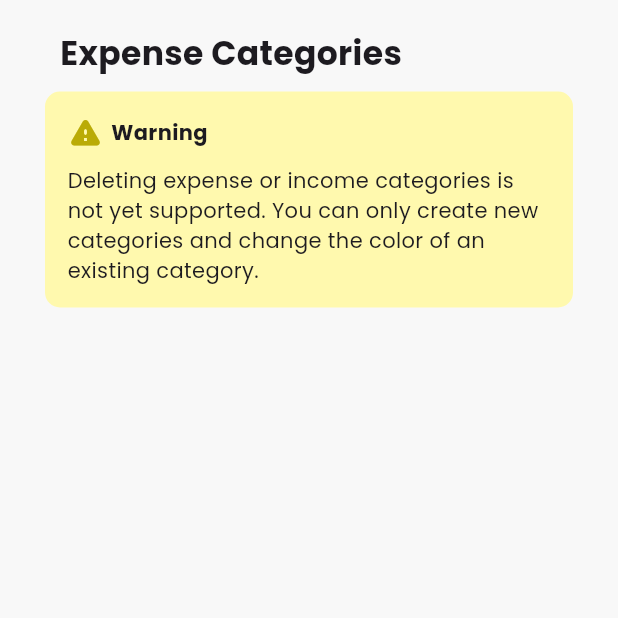
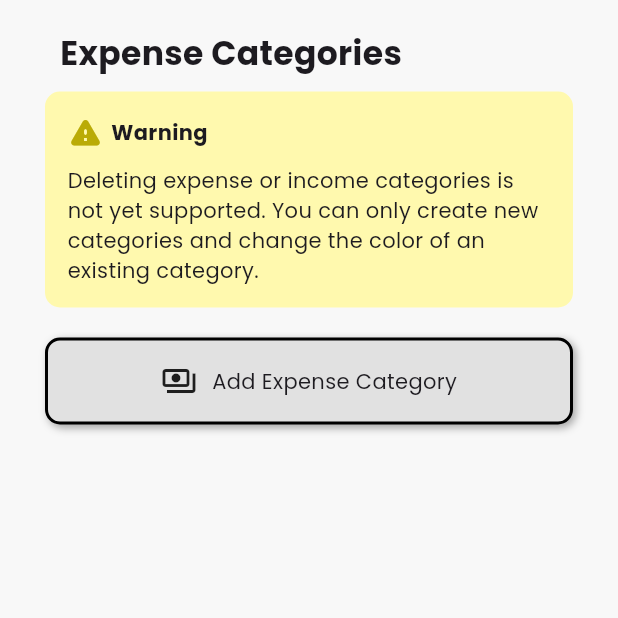
Before and after one commit to hrushikeshrv/money-warden, a Flutter app: the TransactionCategoriesList screen opened by its route, on a phone screen of 412 x 824 dp, the top half of it. Run offline on Flutter 3.47's test engine with Material 3 defaults, Android fonts, the phone set to English and light mode, and no system bars; our stand-ins replace community_charts_flutter, firebase_core, google_sign_in, googleapis_auth, shared_preferences; missing offline and left inert: community_charts_common, extension_google_sign_in_as_googleapis_auth, googleapis; accounts and stored records are empty.

Commit message:
Added transaction categories list

```diff
--- /dev/null
+++ b/lib/components/category_tile.dart
@@ -0,0 +1,26 @@
+import 'package:flutter/material.dart';
+
+import 'package:money_warden/models/category.dart';
+
+
+class CategoryTile extends StatelessWidget {
+  final Category category;
+  const CategoryTile({super.key, required this.category});
+
+  @override
+  Widget build(BuildContext context) {
+    return ListTile(
+      leading: SizedBox(
+        width: 40,
+        height: 40,
+        child: Container(
+          decoration: BoxDecoration(
+            borderRadius: BorderRadius.circular(20),
+            color: category.backgroundColor ?? Colors.grey.shade400,
+          ),
+        ),
+      ),
+      title: Text(category.name),
+    );
+  }
+}
--- a/lib/models/budget_month.dart
+++ b/lib/models/budget_month.dart
@@ -139,7 +139,7 @@ class BudgetMonth {
         measureFn: (CategorySpend spend, _) => spend.amount,
         labelAccessorFn: (CategorySpend spend, _) => '${spend.name}\n\$${spend.amount}',
         colorFn: (CategorySpend spend, __) {
-          material.Color color = spend.backgroundColor;
+          material.Color color = spend.backgroundColor ?? getRandomGraphColor();
           return Color(
             r: color.red,
             g: color.green,
@@ -159,7 +159,7 @@ class BudgetMonth {
 class CategorySpend {
   final String name;
   double amount = 0.0;
-  final material.Color backgroundColor;
+  final material.Color? backgroundColor;
 
-  CategorySpend({ required this.name , required this.backgroundColor});
+  CategorySpend({ required this.name , this.backgroundColor});
 }
--- a/lib/models/budget_sheet.dart
+++ b/lib/models/budget_sheet.dart
@@ -3,6 +3,7 @@ import 'package:shared_preferences/shared_preferences.dart';
 
 import 'package:money_warden/utils.dart';
 import 'package:money_warden/services/sheets.dart';
+import 'package:money_warden/models/category.dart' as category;
 import 'package:money_warden/models/budget_month.dart';
 
 /// Global state for the chosen budget spreadsheet
@@ -15,8 +16,8 @@ class BudgetSheet extends ChangeNotifier {
   List<String> budgetMonthNames = ['Loading...'];
   String _currentBudgetMonthName = 'Loading...';
 
-  List<Category> expenseCategories = [];
-  List<Category> incomeCategories = [];
+  List<category.Category> expenseCategories = [];
+  List<category.Category> incomeCategories = [];
 
   Map<String, BudgetMonth?> budgetData = {};
 
@@ -35,6 +36,7 @@ class BudgetSheet extends ChangeNotifier {
       await getBudgetMonthNames();
       currentBudgetMonthName = getCurrentOrClosestMonth(budgetMonthNames);
       await getBudgetMonthData(month: currentBudgetMonthName);
+      await getCategoryNames();
       budgetInitialized = true;
       notifyListeners();
     }
@@ -79,6 +81,8 @@ class BudgetSheet extends ChangeNotifier {
   /// and populate this.expenseCategories and this.incomeCategories
   Future<void> getCategoryNames({ bool forceUpdate = false }) async {
     var categoryData = await SheetsService.getTransactionCategories(null);
+    expenseCategories = categoryData['expense']!;
+    incomeCategories = categoryData['income']!;
   }
 
   /// Fetches the budget data of a particular month and returns
--- a/lib/pages/transaction_categories_list.dart
+++ b/lib/pages/transaction_categories_list.dart
@@ -1,6 +1,8 @@
 import 'package:flutter/material.dart';
+import 'package:money_warden/components/mw_action_button.dart';
 import 'package:provider/provider.dart';
 
+import 'package:money_warden/components/category_tile.dart';
 import 'package:money_warden/components/heading1.dart';
 import 'package:money_warden/components/mw_warning.dart';
 import 'package:money_warden/models/budget_sheet.dart';
@@ -21,13 +23,14 @@ class _TransactionCategoriesListState extends State<TransactionCategoriesList> {
     return Consumer<BudgetSheet>(
       builder: (context, budget, child) {
         String transactionType = widget.transactionType == TransactionType.expense ? 'Expense' : 'Income';
+        int categoryCount = widget.transactionType == TransactionType.expense ? budget.expenseCategories.length : budget.incomeCategories.length;
         return Scaffold(
           body: SafeArea(
             child: Container(
               padding: const EdgeInsets.only(top: 10, left: 30, right: 30),
               child: Expanded(
-                child: ListView(
-                  shrinkWrap: true,
+                child: Column(
+                  crossAxisAlignment: CrossAxisAlignment.start,
                   children: [
                     Padding(
                       padding: const EdgeInsets.only(top: 10, left: 10),
@@ -39,6 +42,26 @@ class _TransactionCategoriesListState extends State<TransactionCategoriesList> {
                         Text('Deleting expense or income categories is not yet supported. You can only create new categories and change the color of an existing category.')
                       ]
                     ),
+                    const SizedBox(height: 20),
+                    MwActionButton(
+                      leading: widget.transactionType == TransactionType.expense ? const Icon(Icons.payments_outlined) : const Icon(Icons.savings_outlined),
+                      text: 'Add $transactionType Category',
+                      onTap: () {}
+                    ),
+
+                    const SizedBox(height: 20),
+                    ListView.builder(
+                      itemCount: categoryCount,
+                      shrinkWrap: true,
+                      itemBuilder: (context, index) {
+                        if (widget.transactionType == TransactionType.expense) {
+                          return CategoryTile(category: budget.expenseCategories[index]);
+                        }
+                        else {
+                          return CategoryTile(category: budget.incomeCategories[index]);
+                        }
+                      },
+                    )
                   ],
                 ),
               ),
--- a/lib/services/sheets.dart
+++ b/lib/services/sheets.dart
@@ -165,12 +165,12 @@ class SheetsService {
       if (exp == null) {
         break;
       }
-      var color = prefs.getString('${exp as String}_color');
+      var color = prefs.getString('expense_${exp as String}_color');
       data['expense']!.add(
         Category(
           name: exp,
           cellId: 'B${i+2}',
-          backgroundColor: color != null ? material.Color(int.parse(color, radix: 16)) : getRandomGraphColor()
+          backgroundColor: color != null ? material.Color(int.parse(color, radix: 16)) : null,
         )
       );
     }
@@ -179,9 +179,16 @@ class SheetsService {
       if (income == null) {
         break;
       }
-      data['income']!.add(Category(name: income as String, cellId: 'C${i+2}'));
+
+      var color = prefs.getString('income_${income as String}_color');
+      data['income']!.add(
+        Category(
+          name: income,
+          cellId: 'C${i+2}',
+          backgroundColor: color != null ? material.Color(int.parse(color, radix: 16)) : null
+        )
+      );
     }
-    print(data);
     return data;
   }
 }
```
